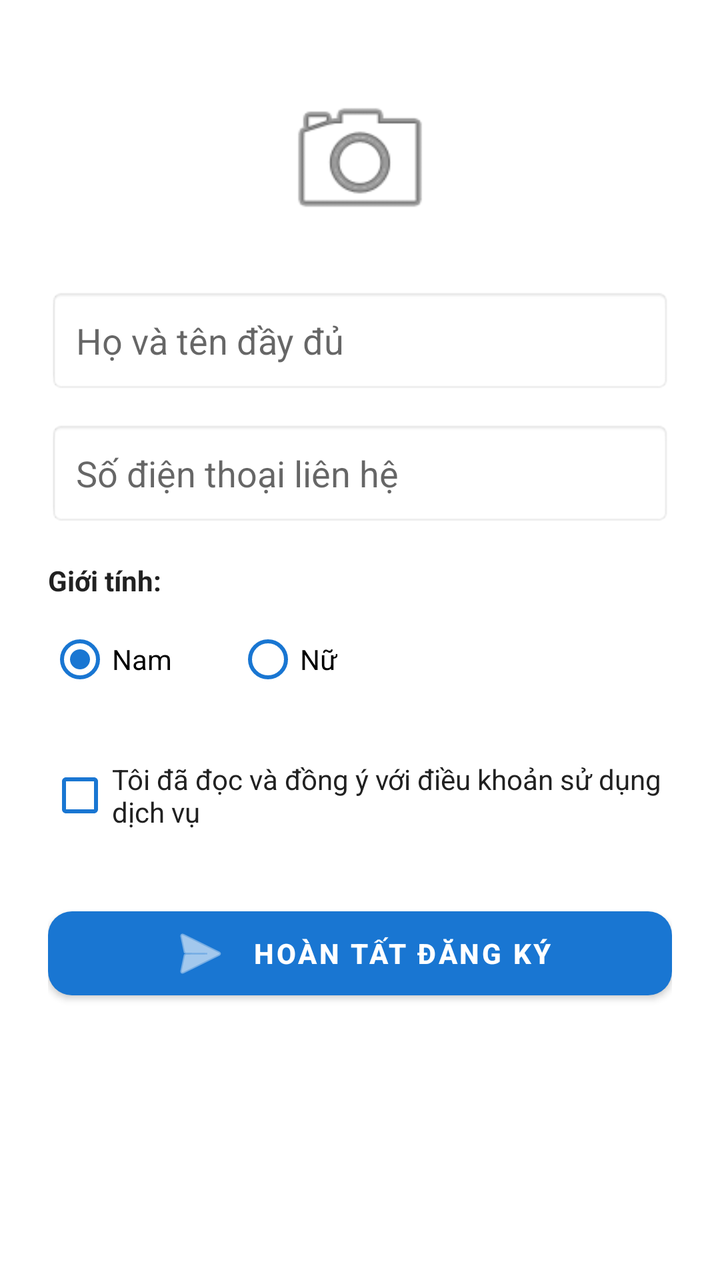
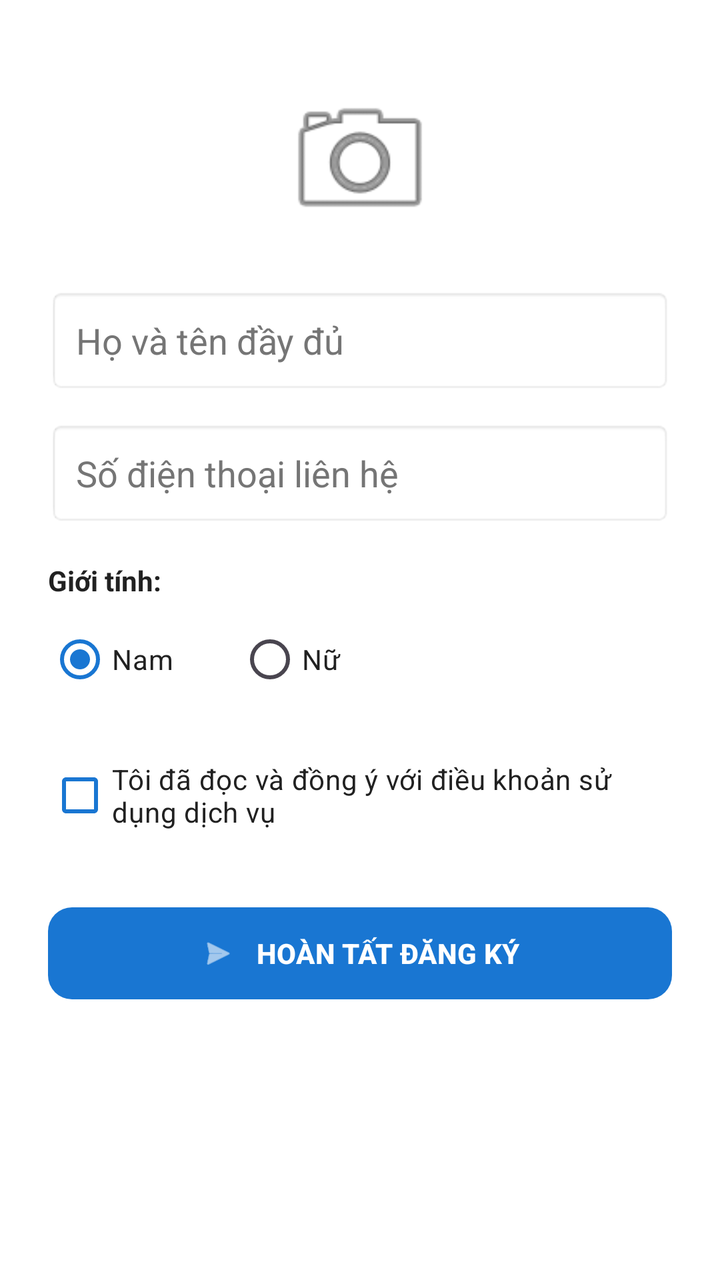

The first picture is an Android layout as it rendered before a commit; the second is the same layout after the commit. The layout source and the unified diff follow.
<!-- AndroidManifest.xml: application theme Theme.XML_layout -->
<!-- res/layout/activity_register.xml -->
<?xml version="1.0" encoding="utf-8"?>
<LinearLayout xmlns:android="http://schemas.android.com/apk/res/android"
    xmlns:app="http://schemas.android.com/apk/res-auto"
    android:layout_width="match_parent"
    android:layout_height="match_parent"
    android:orientation="vertical"
    android:padding="24dp"
    android:background="@color/white">

    <ImageView
        android:id="@+id/imgAvatar"
        android:layout_width="80dp"
        android:layout_height="80dp"
        android:layout_gravity="center_horizontal"
        android:layout_marginTop="16dp"
        android:layout_marginBottom="24dp"
        android:src="@android:drawable/ic_menu_camera"
        android:adjustViewBounds="true"
        android:contentDescription="Ảnh đại diện người dùng" />

    <EditText
        android:id="@+id/edtFullName"
        android:layout_width="match_parent"
        android:layout_height="wrap_content"
        android:hint="Họ và tên đầy đủ"
        android:inputType="textCapWords"
        android:imeOptions="actionNext"
        android:padding="14dp"
        android:background="@android:drawable/editbox_background_normal" />

    <EditText
        android:id="@+id/edtPhone"
        android:layout_width="match_parent"
        android:layout_height="wrap_content"
        android:layout_marginTop="14dp"
        android:hint="Số điện thoại liên hệ"
        android:inputType="phone"
        android:imeOptions="actionDone"
        android:padding="14dp"
        android:background="@android:drawable/editbox_background_normal" />

    <TextView
        android:layout_width="wrap_content"
        android:layout_height="wrap_content"
        android:layout_marginTop="18dp"
        android:text="Giới tính:"
        android:textColor="@color/text_main"
        android:textStyle="bold" />

    <RadioGroup
        android:id="@+id/rgGender"
        android:layout_width="match_parent"
        android:layout_height="wrap_content"
        android:layout_marginTop="6dp"
        android:orientation="horizontal">

        <RadioButton
            android:id="@+id/rbMale"
            android:layout_width="wrap_content"
            android:layout_height="wrap_content"
            android:text="Nam"
            android:checked="true"
            android:buttonTint="@color/primary_blue" />

        <RadioButton
            android:id="@+id/rbFemale"
            android:layout_width="wrap_content"
            android:layout_height="wrap_content"
            android:layout_marginStart="32dp"
            android:text="Nữ"
            android:buttonTint="@color/primary_blue" />
    </RadioGroup>

    <CheckBox
        android:id="@+id/chkPolicyAgreement"
        android:layout_width="match_parent"
        android:layout_height="wrap_content"
        android:layout_marginTop="20dp"
        android:text="Tôi đã đọc và đồng ý với điều khoản sử dụng dịch vụ"
        android:textColor="@color/text_main"
        android:buttonTint="@color/primary_blue"
        android:checked="false" />

    <com.google.android.material.button.MaterialButton
        android:id="@+id/btnRegister"
        android:layout_width="match_parent"
        android:layout_height="54dp"
        android:layout_marginTop="28dp"
        android:text="HOÀN TẤT ĐĂNG KÝ"
        android:textColor="@color/white"
        android:textStyle="bold"
        app:backgroundTint="@color/primary_blue"
        app:cornerRadius="12dp"
        app:icon="@android:drawable/ic_menu_send"
        app:iconGravity="textStart"
        app:iconPadding="10dp"
        android:elevation="3dp" />

</LinearLayout>
<!-- resources referenced by this layout -->
<resources>
  <color name="primary_blue">#1976D2</color>
  <color name="text_main">#212121</color>
  <color name="white">#FFFFFF</color>
  <style name="Theme.XML_layout" parent="Theme.MaterialComponents.DayNight.DarkActionBar">
          
          <item name="colorPrimary">@color/purple_500</item>
          <item name="colorPrimaryVariant">@color/purple_700</item>
          <item name="colorOnPrimary">@color/white</item>
          
          <item name="colorSecondary">@color/teal_200</item>
          <item name="colorSecondaryVariant">@color/teal_700</item>
          <item name="colorOnSecondary">@color/black</item>
          
          <item name="android:statusBarColor">?attr/colorPrimaryVariant</item>
          
      </style>
</resources>

<!-- the commit's change to res/layout/activity_register.xml (unified diff, before → after) -->
@@ -23,6 +23,8 @@
         android:layout_width="match_parent"
         android:layout_height="wrap_content"
         android:hint="Họ và tên đầy đủ"
+        android:textColor="@color/text_main"
+        android:textColorHint="@color/text_muted"
         android:inputType="textCapWords"
         android:imeOptions="actionNext"
         android:padding="14dp"
@@ -34,6 +36,8 @@
         android:layout_height="wrap_content"
         android:layout_marginTop="14dp"
         android:hint="Số điện thoại liên hệ"
+        android:textColor="@color/text_main"
+        android:textColorHint="@color/text_muted"
         android:inputType="phone"
         android:imeOptions="actionDone"
         android:padding="14dp"
@@ -59,6 +63,7 @@
             android:layout_width="wrap_content"
             android:layout_height="wrap_content"
             android:text="Nam"
+            android:textColor="@color/text_main"
             android:checked="true"
             android:buttonTint="@color/primary_blue" />
 
@@ -68,6 +73,7 @@
             android:layout_height="wrap_content"
             android:layout_marginStart="32dp"
             android:text="Nữ"
+            android:textColor="@color/text_main"
             android:buttonTint="@color/primary_blue" />
     </RadioGroup>
 
<!-- resource entries referenced after the edit -->
@@ -2,11 +2,12 @@
 <resources>
   <color name="primary_blue">#1976D2</color>
   <color name="text_main">#212121</color>
+  <color name="text_muted">#757575</color>
   <color name="white">#FFFFFF</color>
-  <style name="Theme.XML_layout" parent="Theme.MaterialComponents.DayNight.DarkActionBar">
+  <style name="Theme.XML_layout" parent="Theme.Material3.DayNight.NoActionBar">
           
-          <item name="colorPrimary">@color/purple_500</item>
-          <item name="colorPrimaryVariant">@color/purple_700</item>
+          <item name="colorPrimary">@color/primary_blue</item>
+          <item name="colorPrimaryVariant">@color/white</item>
           <item name="colorOnPrimary">@color/white</item>
           
           <item name="colorSecondary">@color/teal_200</item>
@@ -16,5 +17,8 @@
           <item name="android:statusBarColor">?attr/colorPrimaryVariant</item>
           
       </style>
+  <color name="teal_200">#FF03DAC5</color>
+  <color name="teal_700">#FF018786</color>
+  <color name="black">#FF000000</color>
 </resources>
 
